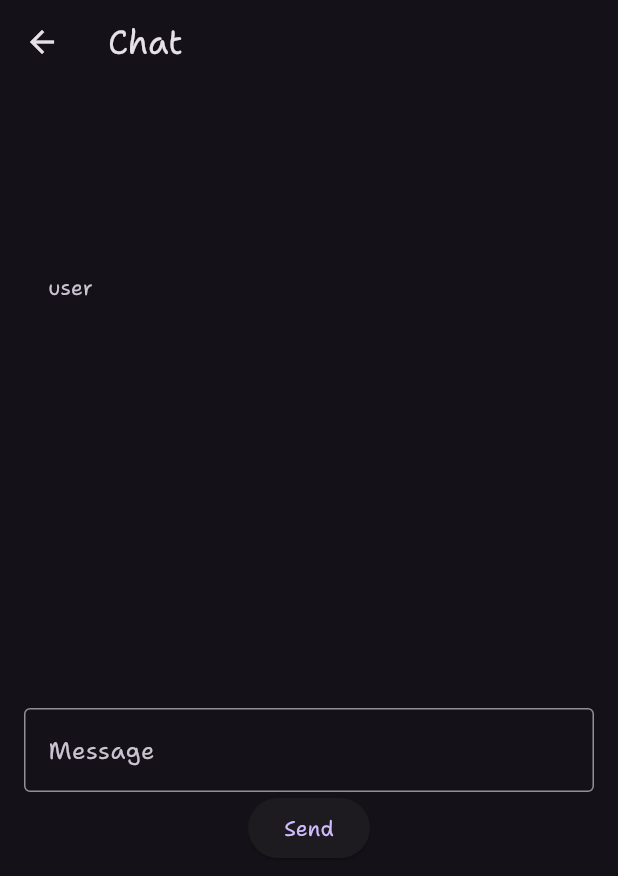
After one commit to XunZhang-anson/website, a Flutter app: the ChatPage screen opened by its route, after a tap on "Send", on a phone screen of 412 x 824 dp. The commit adds this screen. Shown: the top 876 px of the screen. Run offline on Flutter 3.47's test engine with Material 2 defaults, Android fonts, the light colour scheme and no system bars; our stand-ins replace animated_text_kit; missing offline and left inert: chat_gpt_sdk; project files that could hold a hidden picture were left out.

Commit message:
chat製作中

```diff
--- a/lib/main.dart
+++ b/lib/main.dart
@@ -7,6 +7,7 @@ import 'pages/drowlots.dart';
 import 'pages/clickcolor.dart';
 import 'pages/guessnumber.dart';
 import 'package:flutter_web_plugins/url_strategy.dart';
+import 'pages/chat.dart';
 
 void main() {
   usePathUrlStrategy();
@@ -26,6 +27,7 @@ class MyApp extends StatelessWidget {
         '/drowlots': (context) => const drowlotsPage(),
         '/clickcolor': (context) => const ClickcolorPage(),
         '/guessnumber': (context) => const GuessNumberPage(),
+        '/chat': (context) => const ChatPage(),
       },
       title: 'Website of XunZhang',
       theme: ThemeData(
@@ -198,6 +200,14 @@ class _MyHomePageState extends State<MyHomePage> {
                                         icon: const Icon(Icons.sports_esports),
                                         label: const Text('猜數字'),
                                       ),
+                                      ElevatedButton.icon(
+                                        onPressed: () {
+                                          Navigator.pushNamed(
+                                              context, '/chat');
+                                        },
+                                        icon: const Icon(Icons.sports_esports),
+                                        label: const Text('chat'),
+                                      ),
                                     ],
                                   ),
                                 ],
--- /dev/null
+++ b/lib/pages/chat.dart
@@ -0,0 +1,86 @@
+import 'package:flutter/material.dart';
+import 'package:chat_gpt_sdk/chat_gpt_sdk.dart';
+
+class ChatPage extends StatefulWidget {
+  const ChatPage({super.key});
+
+  @override
+  State<ChatPage> createState() => _ChatPageState();
+}
+
+class _ChatPageState extends State<ChatPage> {
+  // input text controller
+  final TextEditingController _controller = TextEditingController();
+  final openAI = OpenAI.instance.build(
+      token: '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',
+      baseOption: HttpSetup(receiveTimeout: const Duration(seconds: 5)),
+      isLog: true);
+
+  List<Map<String, String>> _chat = [{}];
+
+  void chat() {
+    debugPrint('chat-1');
+    final request = ChatCompleteText(
+        messages: _chat, maxToken: 200, model: ChatModel.chatGptTurboModel);
+    debugPrint('chat-2');
+    openAI.onChatCompletionSSE(request: request).listen((data) {
+      debugPrint('chat-3');
+      setState(() {
+        _chat.add({'content': data.choices[0].message!.content , 'role': 'bot'});
+      });
+    });
+  }
+
+  Widget build(BuildContext context) {
+    return Scaffold(
+        appBar: AppBar(
+          title: const Text('Chat'),
+        ),
+        body: SingleChildScrollView(
+            child: Center(
+                child: Container(
+                    constraints: BoxConstraints(
+                      maxWidth: 640.0,
+                    ),
+                    padding: const EdgeInsets.all(16.0),
+                    child: Column(
+                      children: [
+                        // main chat display
+                        Container(
+                          height: 400,
+                          child: ListView.builder(
+                            itemCount: _chat.length,
+                            itemBuilder: (context, index) {
+                              return ListTile(
+                                title: Text(_chat[index]['content'] ?? ''),
+                                subtitle: Text(_chat[index]['role'] ?? ''),
+                              );
+                            },
+                          ),
+                        ),
+                        //input
+                        TextField(
+                          controller: _controller,
+                          decoration: InputDecoration(
+                            border: OutlineInputBorder(),
+                            labelText: 'Message',
+                          ),
+                        ),
+                        // send button
+                        ElevatedButton(
+                          onPressed: () {
+                            debugPrint('sub-2');
+                            var text = _controller.text;
+                            debugPrint('sub-1');
+                            setState(() {
+                              _chat.add({'content': text, 'role': 'user'});
+                            });
+                            debugPrint('sub-0');
+                            chat();
+                          },
+                          child: const Text('Send'),
+                        ),
+                      ],
+                    )))));
+  }
+}
--- a/pubspec.yaml
+++ b/pubspec.yaml
@@ -9,6 +9,7 @@ environment:
 dependencies:
   animated_text_kit: ^4.2.2
   audioplayers: ^3.0.1
+  chat_gpt_sdk: ^2.1.1
   flutter:
     sdk: flutter
   flutter_web_plugins:
```
Also changed, not shown: 1 other file.
